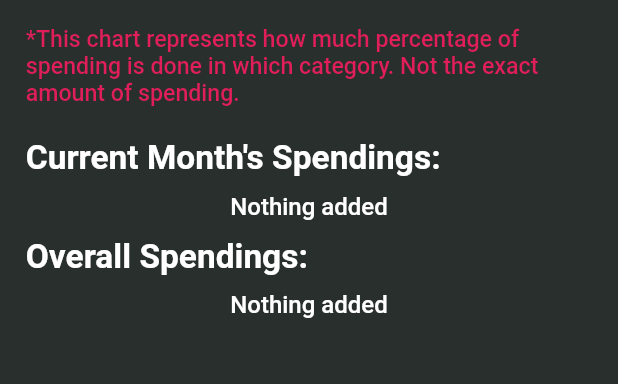
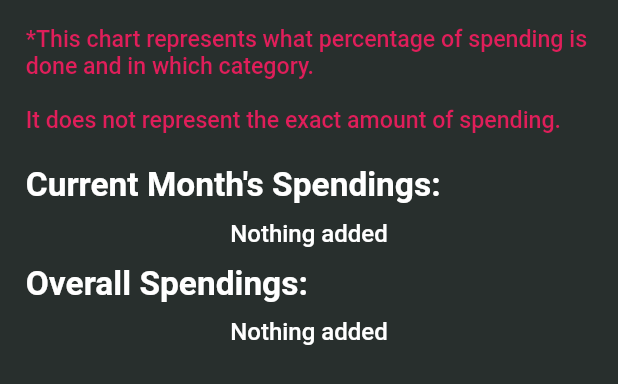
Before and after one commit to Sam21-39/Spend-Analytics, a Flutter app: the Analysis widget shown alone on an empty page, opened directly, on a phone screen of 412 x 824 dp. Shown: the top 384 px of the screen. Run offline on Flutter 3.47's test engine with Material 2 defaults, Android fonts, the phone set to English and light mode, and no system bars; our stand-ins replace fl_chart, flutter_screenutil, flutter_svg, package_info, shared_preferences, sqflite and 1 more; accounts and stored records are empty.

```diff
--- a/spend_analytics/lib/Screens/Charts/analysis.dart
+++ b/spend_analytics/lib/Screens/Charts/analysis.dart
@@ -37,7 +37,7 @@ class _AnalysisState extends State<Analysis> {
       ),
       children: [
         Text(
-          "*This chart represents how much percentage of spending is done in which category. Not the exact amount of spending.",
+          "*This chart represents what percentage of spending is done and in which category. \n\nIt does not represent the exact amount of spending.",
           style: textTheme.bodyText1.copyWith(
             fontSize: setScreenUtill(18.0),
             color: UiColors.red,
```
Also changed, not shown: 2 other files.
